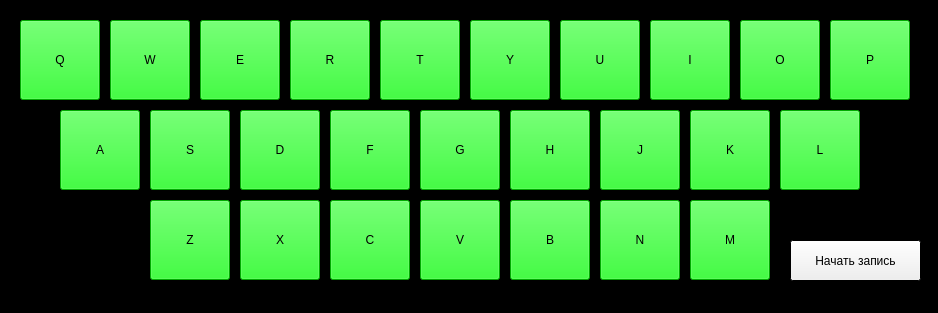
This is untitled.ui in Chelove4ik/midi-keyboard as Qt 5 draws it before an edit. The edited form follows.
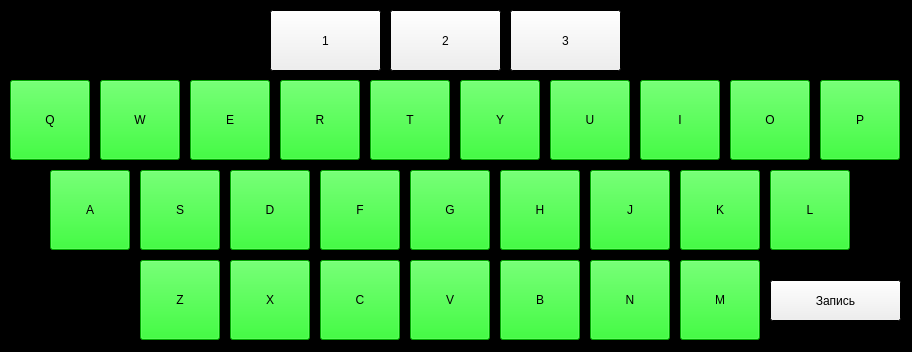
This is the edited form.

Diff of the .ui file:
```diff
--- a/untitled.ui
+++ b/untitled.ui
@@ -6,8 +6,8 @@
    <rect>
     <x>0</x>
     <y>0</y>
-    <width>938</width>
-    <height>313</height>
+    <width>912</width>
+    <height>352</height>
    </rect>
   </property>
   <property name="palette">
@@ -80,8 +80,8 @@
   <widget class="QPushButton" name="pushButton_q">
    <property name="geometry">
     <rect>
-     <x>20</x>
-     <y>20</y>
+     <x>10</x>
+     <y>80</y>
      <width>80</width>
      <height>80</height>
     </rect>
@@ -511,8 +511,8 @@
   <widget class="QPushButton" name="pushButton_w">
    <property name="geometry">
     <rect>
-     <x>110</x>
-     <y>20</y>
+     <x>100</x>
+     <y>80</y>
      <width>80</width>
      <height>80</height>
     </rect>
@@ -942,8 +942,8 @@
   <widget class="QPushButton" name="pushButton_e">
    <property name="geometry">
     <rect>
-     <x>200</x>
-     <y>20</y>
+     <x>190</x>
+     <y>80</y>
      <width>80</width>
      <height>80</height>
     </rect>
@@ -1373,8 +1373,8 @@
   <widget class="QPushButton" name="pushButton_y">
    <property name="geometry">
     <rect>
-     <x>470</x>
-     <y>20</y>
+     <x>460</x>
+     <y>80</y>
      <width>80</width>
      <height>80</height>
     </rect>
@@ -1804,8 +1804,8 @@
   <widget class="QPushButton" name="pushButton_t">
    <property name="geometry">
     <rect>
-     <x>380</x>
-     <y>20</y>
+     <x>370</x>
+     <y>80</y>
      <width>80</width>
      <height>80</height>
     </rect>
@@ -2235,8 +2235,8 @@
   <widget class="QPushButton" name="pushButton_r">
    <property name="geometry">
     <rect>
-     <x>290</x>
-     <y>20</y>
+     <x>280</x>
+     <y>80</y>
      <width>80</width>
      <height>80</height>
     </rect>
@@ -2666,8 +2666,8 @@
   <widget class="QPushButton" name="pushButton_o">
    <property name="geometry">
     <rect>
-     <x>740</x>
-     <y>20</y>
+     <x>730</x>
+     <y>80</y>
      <width>80</width>
      <height>80</height>
     </rect>
@@ -3097,8 +3097,8 @@
   <widget class="QPushButton" name="pushButton_i">
    <property name="geometry">
     <rect>
-     <x>650</x>
-     <y>20</y>
+     <x>640</x>
+     <y>80</y>
      <width>80</width>
      <height>80</height>
     </rect>
@@ -3528,8 +3528,8 @@
   <widget class="QPushButton" name="pushButton_u">
    <property name="geometry">
     <rect>
-     <x>560</x>
-     <y>20</y>
+     <x>550</x>
+     <y>80</y>
      <width>80</width>
      <height>80</height>
     </rect>
@@ -3959,8 +3959,8 @@
   <widget class="QPushButton" name="pushButton_p">
    <property name="geometry">
     <rect>
-     <x>830</x>
-     <y>20</y>
+     <x>820</x>
+     <y>80</y>
      <width>80</width>
      <height>80</height>
     </rect>
@@ -4390,8 +4390,8 @@
   <widget class="QPushButton" name="pushButton_d">
    <property name="geometry">
     <rect>
-     <x>240</x>
-     <y>110</y>
+     <x>230</x>
+     <y>170</y>
      <width>80</width>
      <height>80</height>
     </rect>
@@ -4821,8 +4821,8 @@
   <widget class="QPushButton" name="pushButton_g">
    <property name="geometry">
     <rect>
-     <x>420</x>
-     <y>110</y>
+     <x>410</x>
+     <y>170</y>
      <width>80</width>
      <height>80</height>
     </rect>
@@ -5252,8 +5252,8 @@
   <widget class="QPushButton" name="pushButton_k">
    <property name="geometry">
     <rect>
-     <x>690</x>
-     <y>110</y>
+     <x>680</x>
+     <y>170</y>
      <width>80</width>
      <height>80</height>
     </rect>
@@ -5683,8 +5683,8 @@
   <widget class="QPushButton" name="pushButton_s">
    <property name="geometry">
     <rect>
-     <x>150</x>
-     <y>110</y>
+     <x>140</x>
+     <y>170</y>
      <width>80</width>
      <height>80</height>
     </rect>
@@ -6114,8 +6114,8 @@
   <widget class="QPushButton" name="pushButton_h">
    <property name="geometry">
     <rect>
-     <x>510</x>
-     <y>110</y>
+     <x>500</x>
+     <y>170</y>
      <width>80</width>
      <height>80</height>
     </rect>
@@ -6545,8 +6545,8 @@
   <widget class="QPushButton" name="pushButton_f">
    <property name="geometry">
     <rect>
-     <x>330</x>
-     <y>110</y>
+     <x>320</x>
+     <y>170</y>
      <width>80</width>
      <height>80</height>
     </rect>
@@ -6976,8 +6976,8 @@
   <widget class="QPushButton" name="pushButton_l">
    <property name="geometry">
     <rect>
-     <x>780</x>
-     <y>110</y>
+     <x>770</x>
+     <y>170</y>
      <width>80</width>
      <height>80</height>
     </rect>
@@ -7407,8 +7407,8 @@
   <widget class="QPushButton" name="pushButton_a">
    <property name="geometry">
     <rect>
-     <x>60</x>
-     <y>110</y>
+     <x>50</x>
+     <y>170</y>
      <width>80</width>
      <height>80</height>
     </rect>
@@ -7838,8 +7838,8 @@
   <widget class="QPushButton" name="pushButton_j">
    <property name="geometry">
     <rect>
-     <x>600</x>
-     <y>110</y>
+     <x>590</x>
+     <y>170</y>
      <width>80</width>
      <height>80</height>
     </rect>
@@ -8269,8 +8269,8 @@
   <widget class="QPushButton" name="pushButton_b">
    <property name="geometry">
     <rect>
-     <x>510</x>
-     <y>200</y>
+     <x>500</x>
+     <y>260</y>
      <width>80</width>
      <height>80</height>
     </rect>
@@ -8700,8 +8700,8 @@
   <widget class="QPushButton" name="pushButton_v">
    <property name="geometry">
     <rect>
-     <x>420</x>
-     <y>200</y>
+     <x>410</x>
+     <y>260</y>
      <width>80</width>
      <height>80</height>
     </rect>
@@ -9131,8 +9131,8 @@
   <widget class="QPushButton" name="pushButton_x">
    <property name="geometry">
     <rect>
-     <x>240</x>
-     <y>200</y>
+     <x>230</x>
+     <y>260</y>
      <width>80</width>
      <height>80</height>
     </rect>
@@ -9562,8 +9562,8 @@
   <widget class="QPushButton" name="pushButton_c">
    <property name="geometry">
     <rect>
-     <x>330</x>
-     <y>200</y>
+     <x>320</x>
+     <y>260</y>
      <width>80</width>
      <height>80</height>
     </rect>
@@ -9993,8 +9993,8 @@
   <widget class="QPushButton" name="pushButton_n">
    <property name="geometry">
     <rect>
-     <x>600</x>
-     <y>200</y>
+     <x>590</x>
+     <y>260</y>
      <width>80</width>
      <height>80</height>
     </rect>
@@ -10424,8 +10424,8 @@
   <widget class="QPushButton" name="pushButton_m">
    <property name="geometry">
     <rect>
-     <x>690</x>
-     <y>200</y>
+     <x>680</x>
+     <y>260</y>
      <width>80</width>
      <height>80</height>
     </rect>
@@ -10855,8 +10855,8 @@
   <widget class="QPushButton" name="pushButton_z">
    <property name="geometry">
     <rect>
-     <x>150</x>
-     <y>200</y>
+     <x>140</x>
+     <y>260</y>
      <width>80</width>
      <height>80</height>
     </rect>
@@ -11286,14 +11286,53 @@
   <widget class="QPushButton" name="pushButton_start_record">
    <property name="geometry">
     <rect>
-     <x>790</x>
-     <y>240</y>
+     <x>770</x>
+     <y>280</y>
      <width>131</width>
      <height>41</height>
     </rect>
    </property>
    <property name="text">
-    <string>Начать запись</string>
+    <string>Запись</string>
+   </property>
+  </widget>
+  <widget class="QPushButton" name="pushButton_2">
+   <property name="geometry">
+    <rect>
+     <x>390</x>
+     <y>10</y>
+     <width>111</width>
+     <height>61</height>
+    </rect>
+   </property>
+   <property name="text">
+    <string>2</string>
+   </property>
+  </widget>
+  <widget class="QPushButton" name="pushButton_1">
+   <property name="geometry">
+    <rect>
+     <x>270</x>
+     <y>10</y>
+     <width>111</width>
+     <height>61</height>
+    </rect>
+   </property>
+   <property name="text">
+    <string>1</string>
+   </property>
+  </widget>
+  <widget class="QPushButton" name="pushButton_3">
+   <property name="geometry">
+    <rect>
+     <x>510</x>
+     <y>10</y>
+     <width>111</width>
+     <height>61</height>
+    </rect>
+   </property>
+   <property name="text">
+    <string>3</string>
    </property>
   </widget>
  </widget>
```
